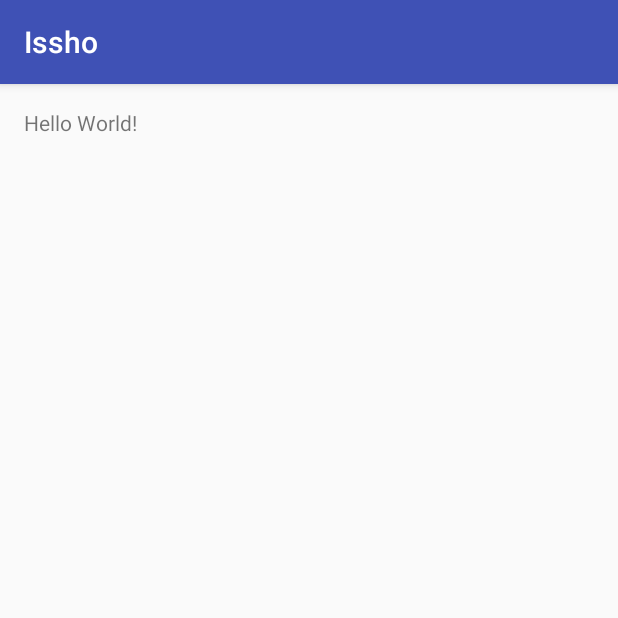
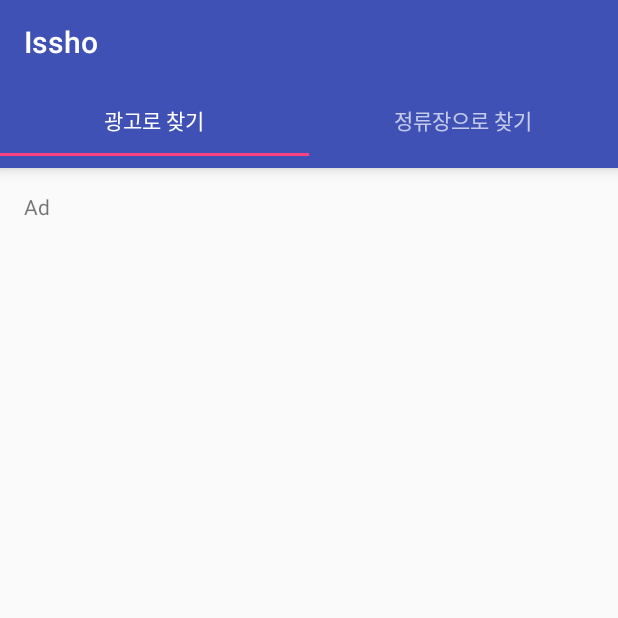
Before and after one commit to Yongdae-Kim/Woowa_Onepiece-Android, an Android app: the screen it shows after launch (MainActivity), on a phone screen of 412 x 824 dp, the top half of it. Run offline under Robolectric (Android 15) with nearby library versions, the phone set to English and light mode, and no system bars.

Commit message:
탭 기능 추가

```diff
--- a/app/build.gradle
+++ b/app/build.gradle
@@ -23,6 +23,7 @@ dependencies {
     compile fileTree(dir: 'libs', include: ['*.jar'])
     testCompile 'junit:junit:4.12'
     compile 'com.android.support:appcompat-v7:23.1.1'
+    compile 'com.android.support:design:23.1.1'
     // Guava
     compile 'com.google.guava:guava:19.0'
     // Gson
--- a/app/src/main/AndroidManifest.xml
+++ b/app/src/main/AndroidManifest.xml
@@ -7,7 +7,7 @@
         android:icon="@mipmap/ic_launcher"
         android:label="@string/app_name"
         android:supportsRtl="true"
-        android:theme="@style/AppTheme">
+        android:theme="@style/AppTheme.NoActionBar">
         <activity android:name=".MainActivity">
             <intent-filter>
                 <action android:name="android.intent.action.MAIN" />
--- /dev/null
+++ b/app/src/main/java/com/onepiece/woowahan/issho/AdFragment.java
@@ -0,0 +1,18 @@
+package com.onepiece.woowahan.issho;
+
+import android.os.Bundle;
+import android.support.v4.app.Fragment;
+import android.view.LayoutInflater;
+import android.view.View;
+import android.view.ViewGroup;
+
+/**
+ * Created by useruser on 2016. 1. 19..
+ */
+public class AdFragment extends Fragment {
+
+    @Override
+    public View onCreateView(LayoutInflater inflater, ViewGroup container, Bundle savedInstanceState) {
+        return inflater.inflate(R.layout.fragment_ad, container, false);
+    }
+}
--- /dev/null
+++ b/app/src/main/java/com/onepiece/woowahan/issho/BusStopFragment.java
@@ -0,0 +1,18 @@
+package com.onepiece.woowahan.issho;
+
+import android.os.Bundle;
+import android.support.v4.app.Fragment;
+import android.view.LayoutInflater;
+import android.view.View;
+import android.view.ViewGroup;
+
+/**
+ * Created by useruser on 2016. 1. 19..
+ */
+public class BusStopFragment extends Fragment {
+
+    @Override
+    public View onCreateView(LayoutInflater inflater, ViewGroup container, Bundle savedInstanceState) {
+        return inflater.inflate(R.layout.fragment_bus_stop, container, false);
+    }
+}
--- a/app/src/main/java/com/onepiece/woowahan/issho/MainActivity.java
+++ b/app/src/main/java/com/onepiece/woowahan/issho/MainActivity.java
@@ -1,7 +1,10 @@
 package com.onepiece.woowahan.issho;
 
+import android.support.design.widget.TabLayout;
+import android.support.v4.view.ViewPager;
 import android.support.v7.app.AppCompatActivity;
 import android.os.Bundle;
+import android.support.v7.widget.Toolbar;
 
 public class MainActivity extends AppCompatActivity {
 
@@ -9,5 +12,42 @@ public class MainActivity extends AppCompatActivity {
     protected void onCreate(Bundle savedInstanceState) {
         super.onCreate(savedInstanceState);
         setContentView(R.layout.activity_main);
+
+        initToobar();
+        initTabLayout();
+    }
+
+    private void initToobar() {
+        Toolbar toolbar = (Toolbar) findViewById(R.id.toolbar);
+        setSupportActionBar(toolbar);
+    }
+
+    private void initTabLayout() {
+        TabLayout tabLayout = (TabLayout) findViewById(R.id.tab_layout);
+        tabLayout.addTab(tabLayout.newTab().setText("광고로 찾기"));
+        tabLayout.addTab(tabLayout.newTab().setText("정류장으로 찾기"));
+        tabLayout.setTabGravity(TabLayout.GRAVITY_FILL);
+
+        final ViewPager viewPager = (ViewPager) findViewById(R.id.pager);
+        final PagerAdapter adapter = new PagerAdapter
+                (getSupportFragmentManager(), tabLayout.getTabCount());
+        viewPager.setAdapter(adapter);
+        viewPager.addOnPageChangeListener(new TabLayout.TabLayoutOnPageChangeListener(tabLayout));
+        tabLayout.setOnTabSelectedListener(new TabLayout.OnTabSelectedListener() {
+            @Override
+            public void onTabSelected(TabLayout.Tab tab) {
+                viewPager.setCurrentItem(tab.getPosition());
+            }
+
+            @Override
+            public void onTabUnselected(TabLayout.Tab tab) {
+
+            }
+
+            @Override
+            public void onTabReselected(TabLayout.Tab tab) {
+
+            }
+        });
     }
 }
--- /dev/null
+++ b/app/src/main/java/com/onepiece/woowahan/issho/PagerAdapter.java
@@ -0,0 +1,37 @@
+package com.onepiece.woowahan.issho;
+
+import android.support.v4.app.Fragment;
+import android.support.v4.app.FragmentManager;
+import android.support.v4.app.FragmentStatePagerAdapter;
+
+/**
+ * Created by useruser on 2016. 1. 19..
+ */
+public class PagerAdapter extends FragmentStatePagerAdapter {
+    int mNumOfTabs;
+
+    public PagerAdapter(FragmentManager fm, int NumOfTabs) {
+        super(fm);
+        this.mNumOfTabs = NumOfTabs;
+    }
+
+    @Override
+    public Fragment getItem(int position) {
+
+        switch (position) {
+            case 0:
+                AdFragment tab1 = new AdFragment();
+                return tab1;
+            case 1:
+                BusStopFragment tab2 = new BusStopFragment();
+                return tab2;
+            default:
+                return null;
+        }
+    }
+
+    @Override
+    public int getCount() {
+        return mNumOfTabs;
+    }
+}
--- a/app/src/main/res/layout/activity_main.xml
+++ b/app/src/main/res/layout/activity_main.xml
@@ -1,16 +1,36 @@
 <?xml version="1.0" encoding="utf-8"?>
-<RelativeLayout xmlns:android="http://schemas.android.com/apk/res/android"
+<RelativeLayout
+    android:id="@+id/main_layout"
+    xmlns:android="http://schemas.android.com/apk/res/android"
+    xmlns:app="http://schemas.android.com/apk/res-auto"
     xmlns:tools="http://schemas.android.com/tools"
     android:layout_width="match_parent"
     android:layout_height="match_parent"
-    android:paddingBottom="@dimen/activity_vertical_margin"
-    android:paddingLeft="@dimen/activity_horizontal_margin"
-    android:paddingRight="@dimen/activity_horizontal_margin"
-    android:paddingTop="@dimen/activity_vertical_margin"
-    tools:context="com.onepiece.woowahan.issho.MainActivity">
+    tools:context=".MainActivity">
 
-    <TextView
-        android:layout_width="wrap_content"
+    <android.support.v7.widget.Toolbar
+        android:id="@+id/toolbar"
+        android:layout_width="match_parent"
         android:layout_height="wrap_content"
-        android:text="Hello World!" />
+        android:layout_alignParentTop="true"
+        android:background="?attr/colorPrimary"
+        android:elevation="6dp"
+        android:minHeight="?attr/actionBarSize"
+        android:theme="@style/ThemeOverlay.AppCompat.Dark.ActionBar" />
+
+    <android.support.design.widget.TabLayout
+        android:id="@+id/tab_layout"
+        android:layout_width="match_parent"
+        android:layout_height="wrap_content"
+        android:layout_below="@+id/toolbar"
+        android:background="?attr/colorPrimary"
+        android:elevation="6dp"
+        android:minHeight="?attr/actionBarSize"
+        android:theme="@style/ThemeOverlay.AppCompat.Dark.ActionBar" />
+
+    <android.support.v4.view.ViewPager
+        android:id="@+id/pager"
+        android:layout_width="match_parent"
+        android:layout_height="fill_parent"
+        android:layout_below="@id/tab_layout" />
 </RelativeLayout>
--- /dev/null
+++ b/app/src/main/res/layout/fragment_ad.xml
@@ -0,0 +1,16 @@
+<?xml version="1.0" encoding="utf-8"?>
+<RelativeLayout xmlns:android="http://schemas.android.com/apk/res/android"
+    xmlns:tools="http://schemas.android.com/tools"
+    android:layout_width="match_parent"
+    android:layout_height="match_parent"
+    android:paddingBottom="@dimen/activity_vertical_margin"
+    android:paddingLeft="@dimen/activity_horizontal_margin"
+    android:paddingRight="@dimen/activity_horizontal_margin"
+    android:paddingTop="@dimen/activity_vertical_margin"
+    tools:context="com.onepiece.woowahan.issho.MainActivity">
+
+    <TextView
+        android:layout_width="wrap_content"
+        android:layout_height="wrap_content"
+        android:text="Ad" />
+</RelativeLayout>
--- /dev/null
+++ b/app/src/main/res/layout/fragment_bus_stop.xml
@@ -0,0 +1,16 @@
+<?xml version="1.0" encoding="utf-8"?>
+<RelativeLayout xmlns:android="http://schemas.android.com/apk/res/android"
+    xmlns:tools="http://schemas.android.com/tools"
+    android:layout_width="match_parent"
+    android:layout_height="match_parent"
+    android:paddingBottom="@dimen/activity_vertical_margin"
+    android:paddingLeft="@dimen/activity_horizontal_margin"
+    android:paddingRight="@dimen/activity_horizontal_margin"
+    android:paddingTop="@dimen/activity_vertical_margin"
+    tools:context="com.onepiece.woowahan.issho.MainActivity">
+
+    <TextView
+        android:layout_width="wrap_content"
+        android:layout_height="wrap_content"
+        android:text="BusStop" />
+</RelativeLayout>
--- a/app/src/main/res/values/styles.xml
+++ b/app/src/main/res/values/styles.xml
@@ -8,4 +8,10 @@
         <item name="colorAccent">@color/colorAccent</item>
     </style>
 
+    <style name="AppTheme.NoActionBar">
+        <!-- Both of these are needed -->
+        <item name="windowActionBar">false</item>
+        <item name="windowNoTitle">true</item>
+    </style>
+
 </resources>
```
Also changed, not shown: 2 other files.
